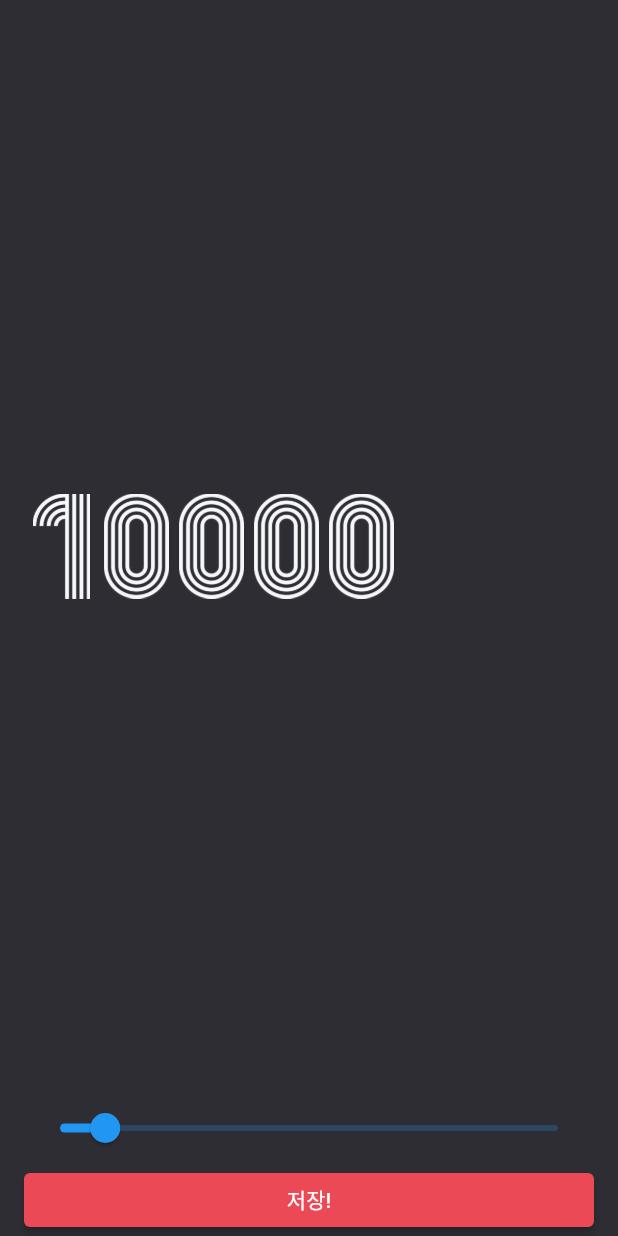
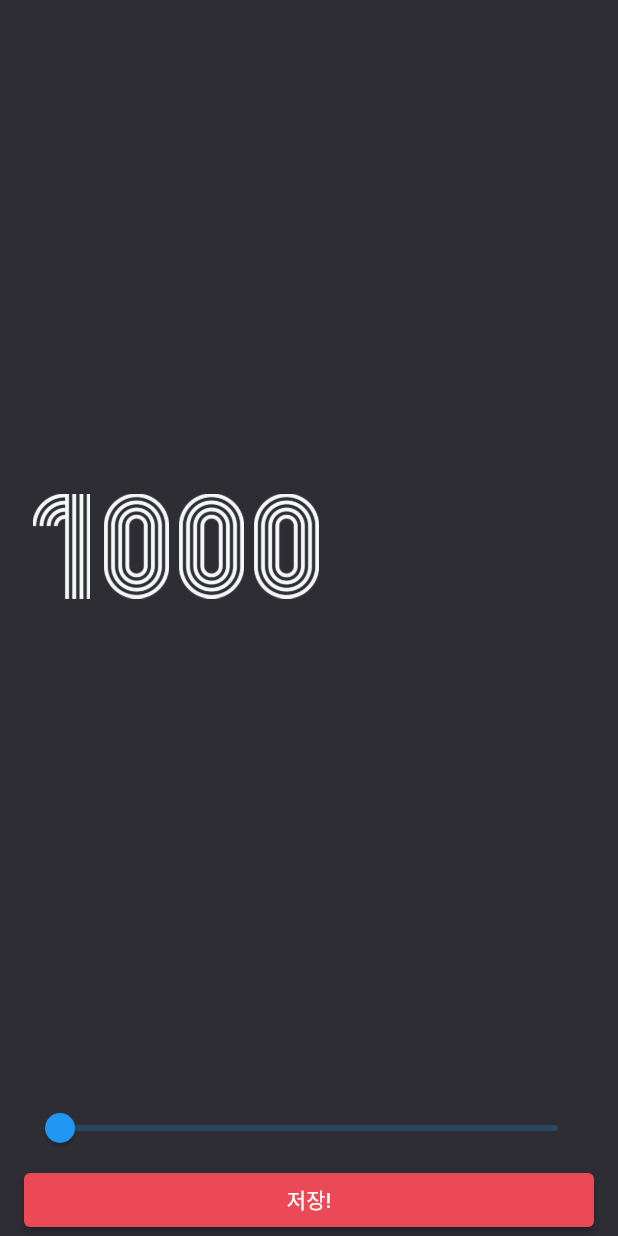
Before and after one commit to cold-pumpkin/coding-factory, a Flutter app: the screen it shows after launch, after a tap on the "settings" icon, on a phone screen of 412 x 824 dp. Run offline on Flutter 3.47's test engine with Material 2 defaults, Android fonts, the phone set to English and light mode, and no system bars; our stand-ins replace webview_flutter.

Commit message:
랜덤숫자 생성기 - 다음 스크린에 변수 전달하기

```diff
--- /dev/null
+++ b/random_number/lib/component/number_row.dart
@@ -0,0 +1,27 @@
+import 'package:flutter/widgets.dart';
+
+class NumberRow extends StatelessWidget {
+  const NumberRow({
+    super.key,
+    required this.maxNumber,
+  });
+
+  final int maxNumber;
+
+  @override
+  Widget build(BuildContext context) {
+    return Row(
+      children: maxNumber
+          .toString()
+          .split('')
+          .map(
+            (e) => Image.asset(
+              'asset/image/$e.png',
+              width: 50,
+              height: 70,
+            ),
+          )
+          .toList(),
+    );
+  }
+}
--- a/random_number/lib/screen/home_screen.dart
+++ b/random_number/lib/screen/home_screen.dart
@@ -1,6 +1,7 @@
 import 'dart:math';
 
 import 'package:flutter/material.dart';
+import 'package:random_number/component/number_row.dart';
 import 'package:random_number/constant/color.dart';
 import 'package:random_number/screen/setting_screen.dart';
 
@@ -12,7 +13,7 @@ class HomeScreen extends StatefulWidget {
 }
 
 class _HomeScreenState extends State<HomeScreen> {
-  int maxnumber = 100;
+  int maxnumber = 1000;
   List<int> randomNumbers = [
     123,
     456,
@@ -58,7 +59,9 @@ class _HomeScreenState extends State<HomeScreen> {
     final result = await Navigator.of(context).push<int>(
       MaterialPageRoute(
         builder: (BuildContext context) {
-          return const SettingsScreen();
+          return SettingsScreen(
+            maxNumber: maxnumber,
+          );
         },
       ),
     ); // 화면 이동 후 돌아오면서 결과값 받음 (async - await)
@@ -90,18 +93,8 @@ class _Body extends StatelessWidget {
               .map(
                 (x) => Padding(
                   padding: EdgeInsets.only(bottom: x.key == 2 ? 0 : 16),
-                  child: Row(
-                    children: x.value
-                        .toString()
-                        .split('')
-                        .map(
-                          (e) => Image.asset(
-                            'asset/image/$e.png',
-                            height: 70,
-                            width: 50,
-                          ),
-                        )
-                        .toList(),
+                  child: NumberRow(
+                    maxNumber: x.value,
                   ),
                 ),
               )
--- a/random_number/lib/screen/setting_screen.dart
+++ b/random_number/lib/screen/setting_screen.dart
@@ -1,8 +1,11 @@
 import 'package:flutter/material.dart';
+import 'package:random_number/component/number_row.dart';
 import 'package:random_number/constant/color.dart';
 
 class SettingsScreen extends StatefulWidget {
-  const SettingsScreen({super.key});
+  const SettingsScreen({super.key, required this.maxNumber});
+
+  final int maxNumber;
 
   @override
   State<SettingsScreen> createState() => _SettingsScreenState();
@@ -10,6 +13,12 @@ class SettingsScreen extends StatefulWidget {
 
 class _SettingsScreenState extends State<SettingsScreen> {
   double maxNumber = 10000;
+
+  @override
+  void initState() {
+    super.initState();
+    maxNumber = widget.maxNumber.toDouble();
+  }
 
   @override
   Widget build(BuildContext context) {
@@ -21,47 +30,76 @@ class _SettingsScreenState extends State<SettingsScreen> {
             horizontal: 16,
           ),
           child: Column(
+            children: [
+              _Body(maxNumber: maxNumber),
+              _Footer(
+                maxNumber: maxNumber,
+                onSliderChnaged: onSliderChanged,
+                onButtonPressed: onButtonPressed,
+              ),
+            ],
+          ),
+        ),
+      ),
+    );
+  }
+
+  void onSliderChanged(double val) {
+    setState(() {
+      maxNumber = val;
+    });
+  }
+
+  void onButtonPressed() {
+    Navigator.of(context).pop(maxNumber.toInt()); // 데이터 전달하면서 뒤로가기
+  }
+}
+
+class _Body extends StatelessWidget {
+  const _Body({
+    required this.maxNumber,
+  });
+
+  final double maxNumber;
+
+  @override
+  Widget build(BuildContext context) {
+    return Expanded(
+      child: NumberRow(maxNumber: maxNumber.toInt()),
+    );
+  }
+}
+
+class _Footer extends StatelessWidget {
+  const _Footer({
+    required this.maxNumber,
+    required this.onSliderChnaged,
+    required this.onButtonPressed,
+  });
+
+  final double maxNumber;
+  final ValueChanged<double>? onSliderChnaged;
+  final VoidCallback onButtonPressed;
+
+  @override
+  Widget build(BuildContext context) {
+    return Column(
       crossAxisAlignment: CrossAxisAlignment.stretch,
       children: [
-              Expanded(
-                child: Row(
-                  children: maxNumber
-                      .toInt()
-                      .toString()
-                      .split('')
-                      .map(
-                        (e) => Image.asset(
-                          'asset/image/$e.png',
-                          width: 50,
-                          height: 70,
-                        ),
-                      )
-                      .toList(),
-                ),
-              ),
         Slider(
           value: maxNumber,
           min: 1000,
           max: 100000,
-                  onChanged: (double val) {
-                    setState(() {
-                      maxNumber = val;
-                    });
-                  }),
+          onChanged: onSliderChnaged,
+        ),
         ElevatedButton(
-                onPressed: () {
-                  Navigator.of(context)
-                      .pop(maxNumber.toInt()); // 데이터 전달하면서 뒤로가기
-                },
+          onPressed: onButtonPressed,
           style: ElevatedButton.styleFrom(
             backgroundColor: RED_COLOR,
           ),
           child: const Text('저장!'),
         )
       ],
-          ),
-        ),
-      ),
     );
   }
 }
```
Lines whose indentation alone changed are shown as unchanged.
